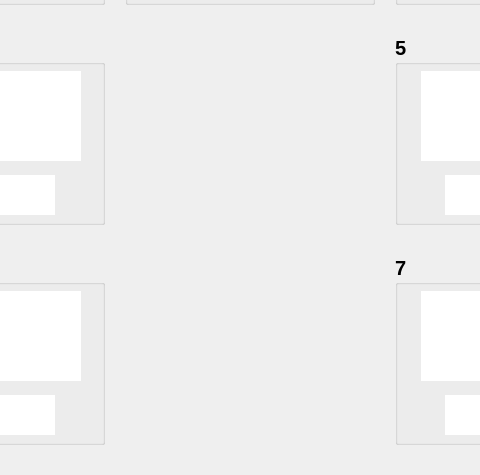
The window that src/gui/rest_control.ui (iot-team5-project/iot-waitingsystem) describes before a commit, drawn with Qt 5; both pictures show x 175 to 655 and y 245 to 720 of the 1280 by 720 pixel window.
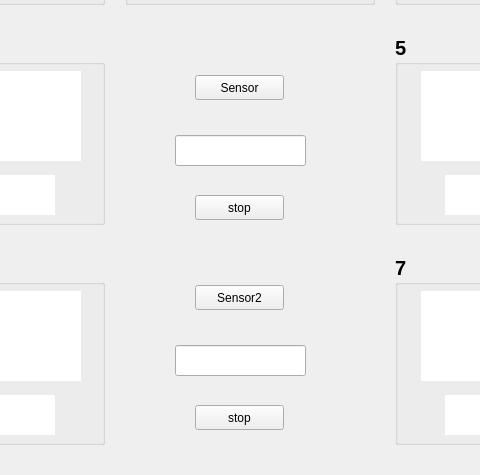
The same window after the commit.

Patch:
```diff
--- a/src/gui/rest_control.ui
+++ b/src/gui/rest_control.ui
@@ -706,6 +706,81 @@
     <set>Qt::AlignCenter</set>
    </property>
   </widget>
+  <widget class="QPushButton" name="stopbtn">
+   <property name="geometry">
+    <rect>
+     <x>370</x>
+     <y>440</y>
+     <width>89</width>
+     <height>25</height>
+    </rect>
+   </property>
+   <property name="text">
+    <string>stop</string>
+   </property>
+  </widget>
+  <widget class="QPushButton" name="table1btn">
+   <property name="geometry">
+    <rect>
+     <x>370</x>
+     <y>320</y>
+     <width>89</width>
+     <height>25</height>
+    </rect>
+   </property>
+   <property name="text">
+    <string>Sensor</string>
+   </property>
+  </widget>
+  <widget class="QLineEdit" name="sensorEdit">
+   <property name="geometry">
+    <rect>
+     <x>350</x>
+     <y>380</y>
+     <width>131</width>
+     <height>31</height>
+    </rect>
+   </property>
+  </widget>
+  <widget class="QPushButton" name="table2btn">
+   <property name="geometry">
+    <rect>
+     <x>370</x>
+     <y>530</y>
+     <width>89</width>
+     <height>25</height>
+    </rect>
+   </property>
+   <property name="text">
+    <string>Sensor2</string>
+   </property>
+  </widget>
+  <widget class="QLineEdit" name="sensorEdit_2">
+   <property name="geometry">
+    <rect>
+     <x>350</x>
+     <y>590</y>
+     <width>131</width>
+     <height>31</height>
+    </rect>
+   </property>
+   <property name="text">
+    <string/>
+   </property>
+  </widget>
+  <widget class="QPushButton" name="stopbtn_2">
+   <property name="geometry">
+    <rect>
+     <x>370</x>
+     <y>650</y>
+     <width>89</width>
+     <height>25</height>
+    </rect>
+   </property>
+   <property name="text">
+    <string>stop</string>
+   </property>
+  </widget>
  </widget>
  <resources/>
  <connections/>
```
